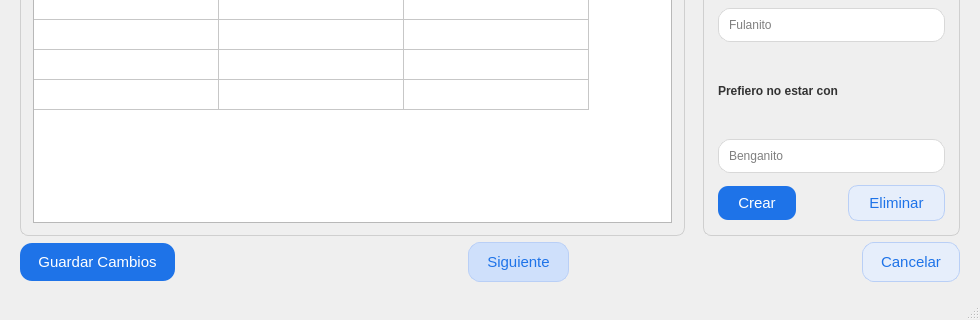
Qt form interfazes/.ui/home-participantes-mesas.ui (moramirete/organizadorEventos) before a commit; both pictures show x 0 to 980 and y 320 to 640 of the 980 by 640 pixel window.
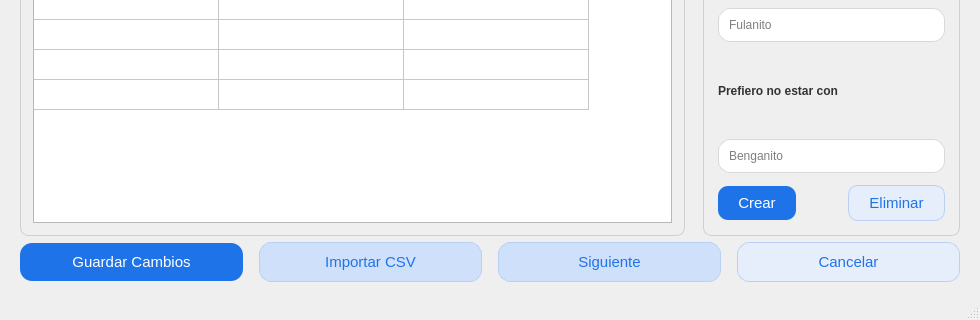
The same form after that commit.

Diff of the .ui file:
```diff
--- a/interfazes/.ui/home-participantes-mesas.ui
+++ b/interfazes/.ui/home-participantes-mesas.ui
@@ -290,17 +290,14 @@
        </widget>
       </item>
       <item>
-       <spacer name="spacerMiddle">
-        <property name="orientation">
-         <enum>Qt::Horizontal</enum>
+       <widget class="QPushButton" name="btnImportarCSV">
+        <property name="styleSheet">
+         <string notr="true">QPushButton{background:#cfe0fb; color:#1E73E8; font-size:11pt; border:1px solid #b9cff6; border-radius:12px; padding:10px 18px;} QPushButton:hover{background:#bfd6fb;} QPushButton:pressed{background:#b2cdf7;}</string>
         </property>
-        <property name="sizeHint" stdset="0">
-         <size>
-          <width>40</width>
-          <height>20</height>
-         </size>
+        <property name="text">
+         <string>Importar CSV</string>
         </property>
-       </spacer>
+       </widget>
       </item>
       <item>
        <widget class="QPushButton" name="btnSiguiente">
@@ -312,19 +309,6 @@
         </property>
        </widget>
       </item>
-      <item>
-       <spacer name="spacerMiddle2">
-        <property name="orientation">
-         <enum>Qt::Horizontal</enum>
-        </property>
-        <property name="sizeHint" stdset="0">
-         <size>
-          <width>40</width>
-          <height>20</height>
-         </size>
-        </property>
-       </spacer>
-      </item>
       <item>
        <widget class="QPushButton" name="btnCancelar">
         <property name="styleSheet">
```
Left out of the diff: 3 changed lines with no effect on the pictures.
